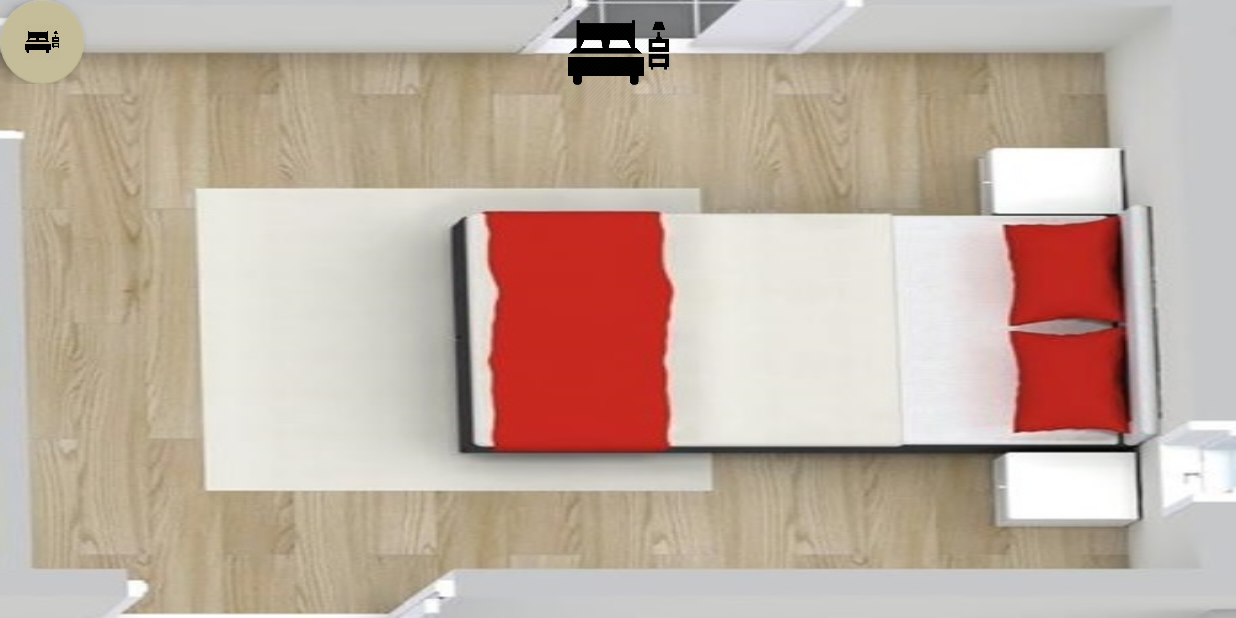
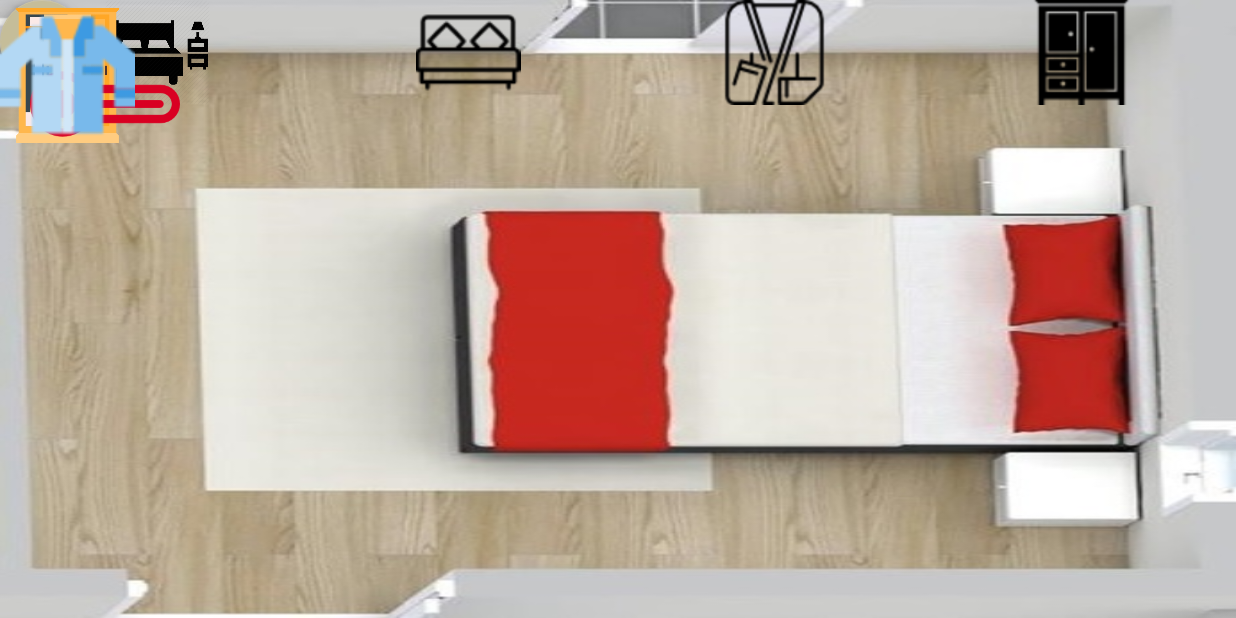
Before and after one commit to Zerakul/SmartyHomey, an Android app: the SleepRoomActivity screen opened directly, with no data from a screen before it, on a phone screen of 824 x 412 dp (held sideways). Run offline under Robolectric (Android 15) with nearby library versions, the phone set to English and light mode, and no system bars; libraries missing offline, so code that uses them is left out: com.github.fafaldo.fabtoolbar; plain views replace FABToolbarLayout; 2 statements that could not run were skipped.

Commit message:
Uploading Images

```diff
--- a/app/src/main/res/layout/bath_room_activity.xml
+++ b/app/src/main/res/layout/bath_room_activity.xml
@@ -37,7 +37,7 @@
                 android:layout_width="wrap_content"
                 android:layout_height="wrap_content"
                 app:fabSize="normal"
-                android:src="@drawable/bathroom"
+                android:src="@drawable/bathroom_icon"
                 app:backgroundTint="@color/CoralRif" />
 
         </RelativeLayout>
@@ -56,7 +56,7 @@
                 android:scaleType="centerInside"
                 android:src="@drawable/bathroom"/>
 
-            <!-- android:onClick="onKitchenBtnTap"
+            <!--<android:onClick="onKitchenBtnTap"-->
 
             <ImageView
                 android:layout_width="0dp"
@@ -92,7 +92,6 @@
                 android:layout_weight="0.1"
                 android:onClick="noLaundry"
                 android:src ="@drawable/laundry_empty"/>
- -->
         </LinearLayout>
 
         <ImageView
--- a/app/src/main/res/layout/sleep_room_activity.xml
+++ b/app/src/main/res/layout/sleep_room_activity.xml
@@ -56,7 +56,7 @@
                 android:layout_weight="0.1"
                 android:scaleType="centerInside"
                 android:src="@drawable/bedroom_icon"/>
-<!--
+
             <ImageView
                 android:layout_width="0dp"
                 android:layout_height="match_parent"
@@ -74,9 +74,9 @@
                 android:layout_height="match_parent"
                 android:layout_weight="0.1"
                 android:src ="@drawable/bedroom_closet"/>
--->
+
         </LinearLayout>
-<!--
+
         <ImageView
             android:id="@+id/closetImg"
             android:layout_width="90dp"
@@ -98,12 +98,11 @@
             android:id="@+id/pijma"
             android:layout_width="90dp"
             android:layout_height="100dp"
-            android:src="@drawable/pijma"
+            android:src="@drawable/pijamas"
             android:layout_alignTop="@+id/hotTempteatureImg"
             android:layout_toStartOf="@+id/hotTempteatureImg"
             android:layout_marginEnd="13dp" />
 
--->
     </com.github.fafaldo.fabtoolbar.widget.FABToolbarLayout>
 
 </RelativeLayout>
```
Also changed, not shown: app/src/main/res/drawable/bed.png (added), app/src/main/res/drawable/bedroom_closet.png (added), app/src/main/res/drawable/closet.png (added), app/src/main/res/drawable/cold_temperature.png (added), app/src/main/res/drawable/done_washing.png (added), app/src/main/res/drawable/hot_temperature.png (added), app/src/main/res/drawable/laundry_empty.png (added), app/src/main/res/drawable/laundry_full.png (added), app/src/main/res/drawable/pijama.png (added), app/src/main/res/drawable/pijamas.png (added), app/src/main/res/drawable/start_washing.png (added), app/src/main/res/drawable/tempreature_icon.png (added), app/src/main/res/drawable/warm_towel.png (added).
